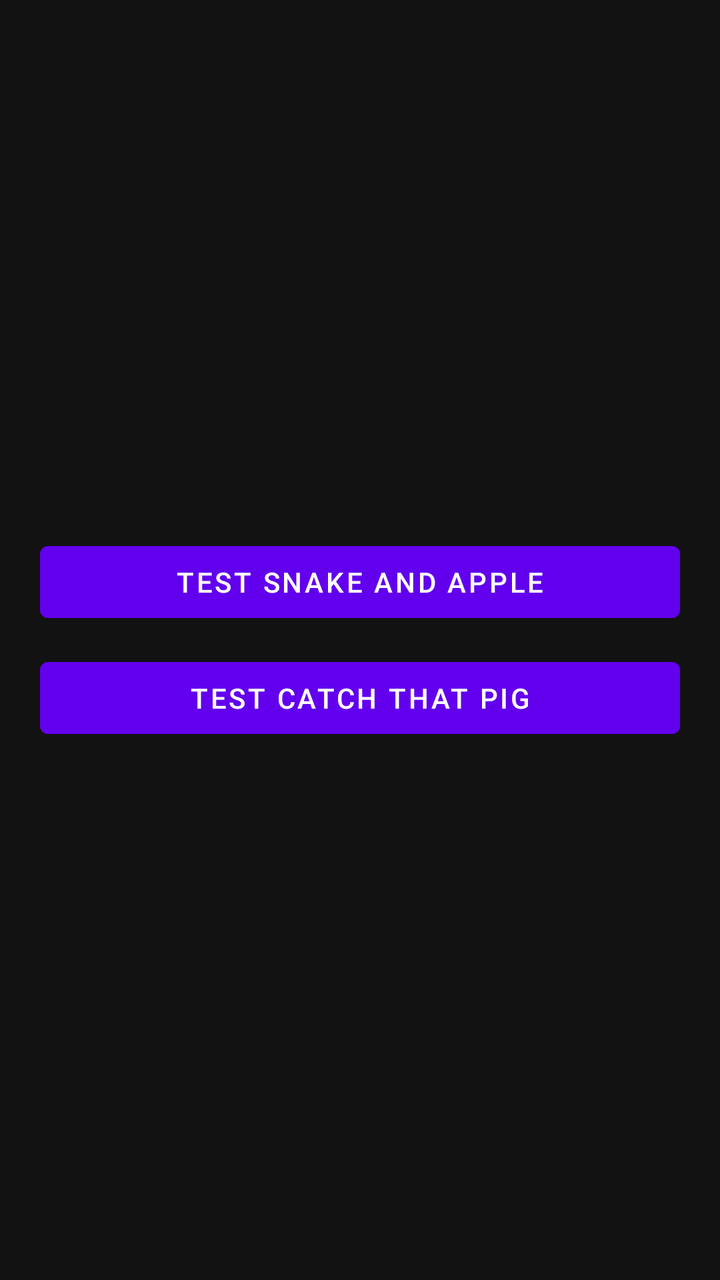
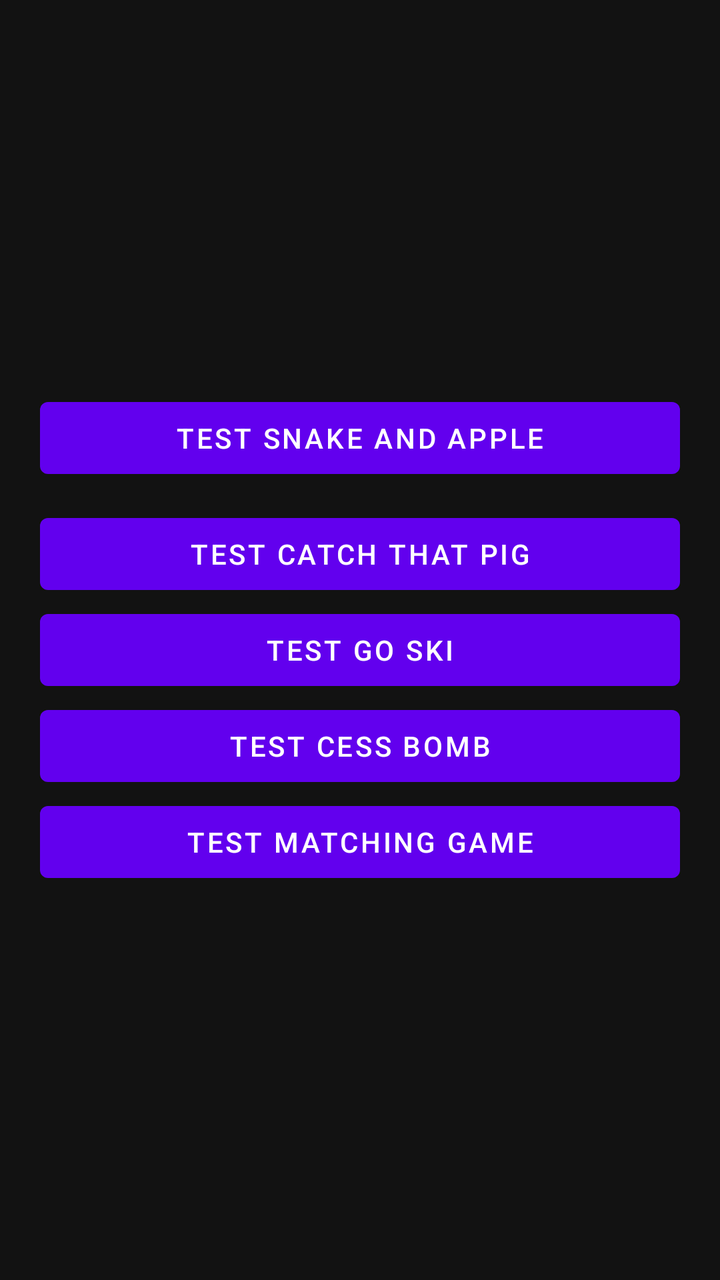

An Android layout rendered at two revisions. The XML below is the earlier revision; the diff shows what the commit changed to produce the second picture.
<!-- AndroidManifest.xml: application theme Theme.SummertimeParty -->
<!-- res/layout/activity_main.xml -->
<?xml version="1.0" encoding="utf-8"?>
<LinearLayout xmlns:android="http://schemas.android.com/apk/res/android"
    android:layout_width="match_parent"
    android:layout_height="match_parent"
    android:orientation="vertical"
    android:gravity="center"
    android:padding="20dp"
    android:background="#121212">

    
    <Button
        android:id="@+id/btnSnake"
        android:layout_width="match_parent"
        android:layout_height="wrap_content"
        android:text="Test Snake and Apple"
        android:layout_marginBottom="10dp"/>

    
    <Button
        android:id="@+id/btnPig"
        android:layout_width="match_parent"
        android:layout_height="wrap_content"
        android:text="Test Catch That Pig" />

</LinearLayout>
<!-- resources referenced by this layout -->
<resources>
  <style name="Theme.SummertimeParty" parent="Theme.MaterialComponents.DayNight.DarkActionBar">
          
          <item name="colorPrimary">@color/purple_500</item>
          <item name="colorPrimaryVariant">@color/purple_700</item>
          <item name="colorOnPrimary">@color/white</item>
          
          <item name="colorSecondary">@color/teal_200</item>
          <item name="colorSecondaryVariant">@color/teal_700</item>
          <item name="colorOnSecondary">@color/black</item>
          
          <item name="android:statusBarColor">?attr/colorPrimaryVariant</item>
          
      </style>
  <color name="purple_500">#FF6200EE</color>
  <color name="purple_700">#FF3700B3</color>
  <color name="white">#FFFFFFFF</color>
  <color name="teal_200">#FF03DAC5</color>
  <color name="teal_700">#FF018786</color>
  <color name="black">#FF000000</color>
</resources>

<!-- the commit's change to res/layout/activity_main.xml (unified diff, before → after) -->
@@ -22,4 +22,23 @@
         android:layout_height="wrap_content"
         android:text="Test Catch That Pig" />
 
+    <Button
+        android:id="@+id/btnGoSki"
+        android:layout_width="match_parent"
+        android:layout_height="wrap_content"
+        android:text="Test Go SKi" />
+
+    <Button
+        android:id="@+id/btnCessBomb"
+        android:layout_width="match_parent"
+        android:layout_height="wrap_content"
+        android:text="Test Cess Bomb" />
+
+    <Button
+        android:id="@+id/btnMatchingGame"
+        android:layout_width="match_parent"
+        android:layout_height="wrap_content"
+        android:text="Test Matching Game" />
+
+
 </LinearLayout>
